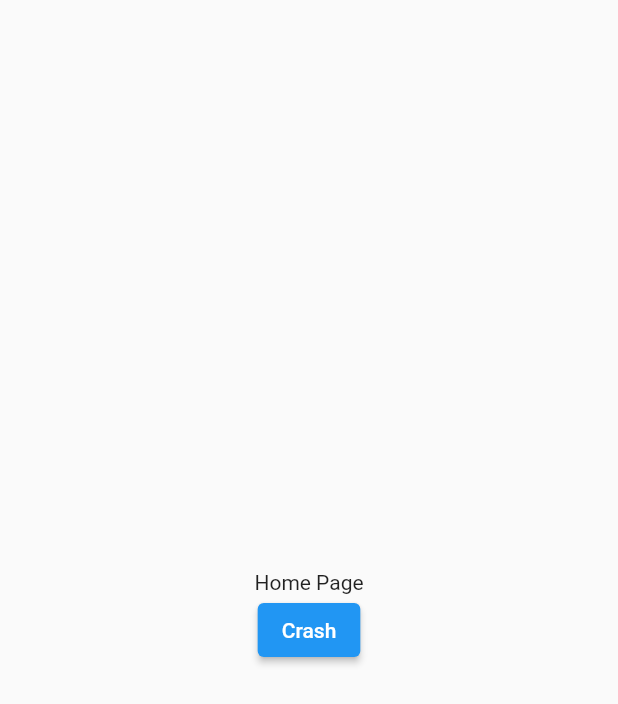
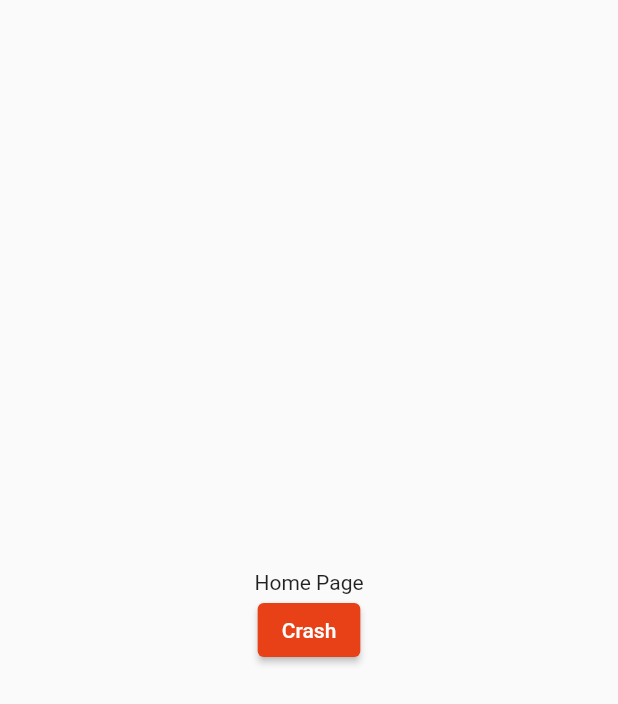
Before and after one commit to JoaoVReisA/MandaAquela, a Flutter app: the screen it shows after launch, on a phone screen of 412 x 824 dp. Shown: the top 704 px of the screen. Run offline on Flutter 3.47's test engine with Material 2 defaults, Android fonts, the phone set to English and light mode, and no system bars; our stand-ins replace firebase_core, firebase_crashlytics, flutter_modular; accounts and stored records are empty.

Commit message:
Add Theme data

```diff
--- a/lib/app.dart
+++ b/lib/app.dart
@@ -1,5 +1,7 @@
 import 'package:flutter/material.dart';
 import 'package:flutter_modular/flutter_modular.dart';
+
+import 'material-theme/color_schemes.g.dart';
 
 class AppWidget extends StatelessWidget {
   const AppWidget({super.key});
@@ -9,7 +11,10 @@ class AppWidget extends StatelessWidget {
     return MaterialApp.router(
       title: 'Manda Aquela',
       theme: ThemeData(
-        primarySwatch: Colors.blue,
+        colorScheme: lightColorScheme,
+      ),
+      darkTheme: ThemeData(
+        colorScheme: darkColorScheme,
       ),
       routeInformationParser: Modular.routeInformationParser,
       routerDelegate: Modular.routerDelegate,
--- a/lib/main.dart
+++ b/lib/main.dart
@@ -1,10 +1,10 @@
+import 'package:firebase_core/firebase_core.dart';
 import 'package:firebase_crashlytics/firebase_crashlytics.dart';
 import 'package:flutter/material.dart';
 import 'package:flutter_modular/flutter_modular.dart';
 import 'package:manda_aquela/app.dart';
 
 import 'core/modules/app_module.dart';
-import 'package:firebase_core/firebase_core.dart';
 import 'firebase_options.dart';
 
 void main() async {
```
Also changed, not shown: lib/material-theme/color_schemes.g.dart (added), 5 other files.
